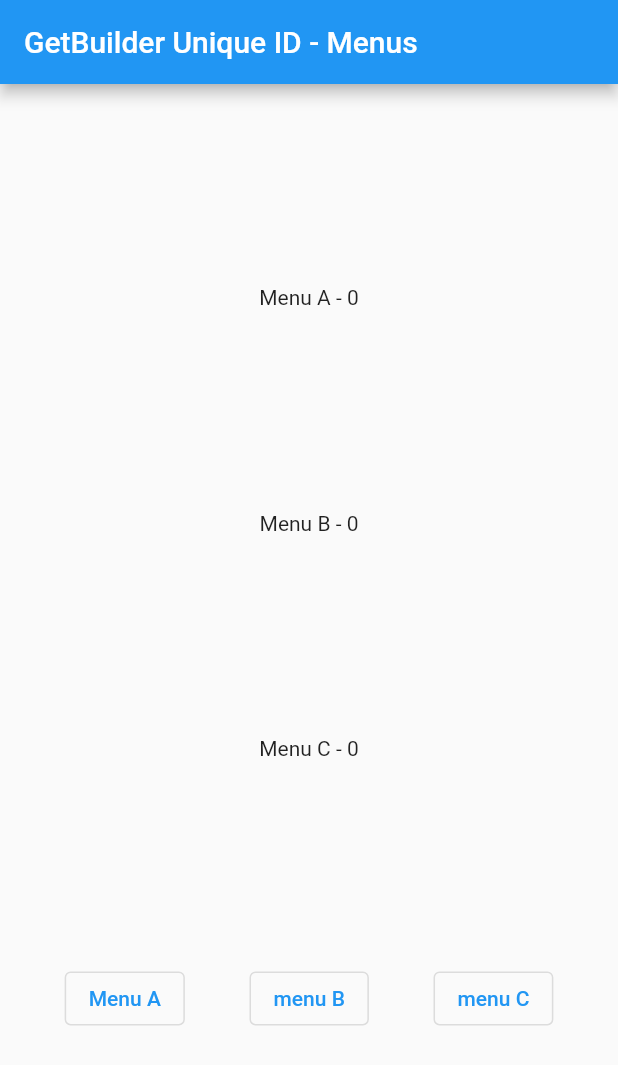
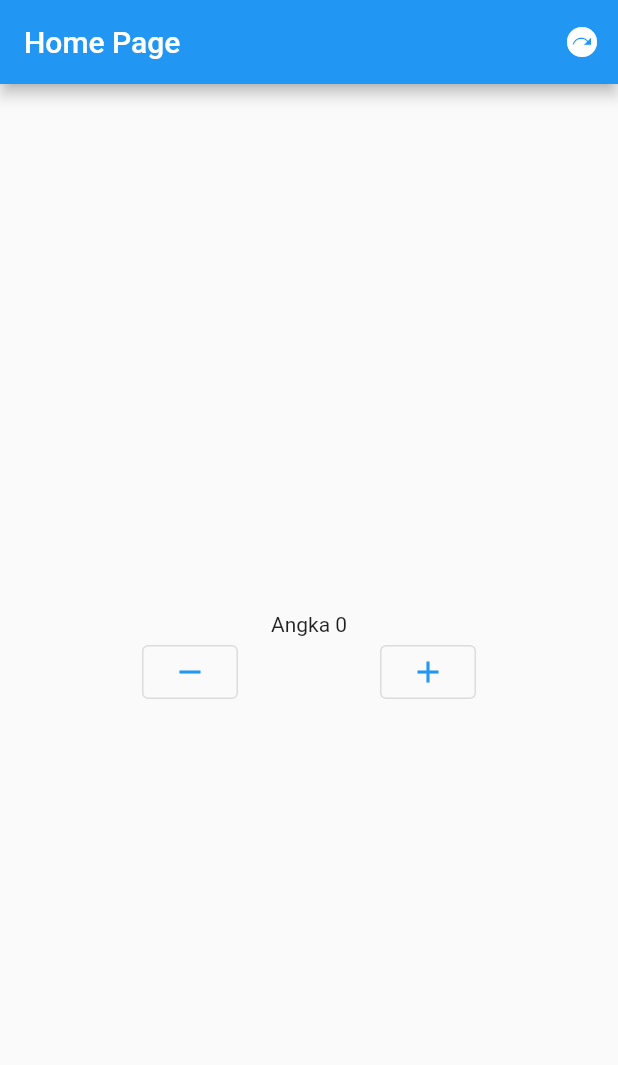
Before and after one commit to 0x1m4o/Flutter-GetX, a Flutter app: the screen it shows after launch, on a phone screen of 412 x 824 dp. Shown: the top 1065 px of the screen. Run offline on Flutter 3.47's test engine with Material 2 defaults, Android fonts, the phone set to English and light mode, and no system bars; our stand-ins replace get.

Commit message:
GetX Life Cycle

```diff
--- a/lib/controllers/count_controller.dart
+++ b/lib/controllers/count_controller.dart
@@ -1,15 +1,15 @@
 import 'package:get/get.dart';
 
-class CounterController extends GetxController {
-  Map<String, int> menu = {'menuA': 0, 'menuB': 0, 'menuC': 0};
+class CountController extends GetxController {
+  var count = 0;
 
-  void add({id}) {
-    menu.update('$id', (value) => value += 1);
-    update(['$id']);
+  void increment() {
+    count += 1;
+    update();
   }
 
-  void minus({id}) {
-    menu.update('$id', (value) => value -= 1);
-    update(['$id']);
+  void decrement() {
+    if (count != 0) count -= 1;
+    update();
   }
 }
--- /dev/null
+++ b/lib/controllers/text_controller.dart
@@ -0,0 +1,6 @@
+import 'package:flutter/material.dart';
+import 'package:get/state_manager.dart';
+
+class TextController extends GetxController {
+  final myController = TextEditingController();
+}
--- a/lib/main.dart
+++ b/lib/main.dart
@@ -1,74 +1,18 @@
 import 'package:flutter/material.dart';
+import './controllers/count_controller.dart';
 import 'package:get/get.dart';
-import './controllers/count_controller.dart';
+import './pages/homepage.dart';
 
 void main() {
   runApp(MyApp());
 }
 
 class MyApp extends StatelessWidget {
-  const MyApp({super.key});
-
+  final countController = Get.put(CountController());
   @override
   Widget build(BuildContext context) {
-    return MaterialApp(
-      home: MyHomePage(),
+    return GetMaterialApp(
+      home: MyHome(),
     );
   }
 }
-
-class MyHomePage extends StatelessWidget {
-  const MyHomePage({super.key});
-
-  @override
-  Widget build(BuildContext context) {
-    return Scaffold(
-      appBar: AppBar(
-        title: Text('GetBuilder Unique ID - Menus'),
-      ),
-      body: Center(
-        child: Column(
-          mainAxisAlignment: MainAxisAlignment.spaceEvenly,
-          children: [
-            GetBuilder(
-              id: 'menuA',
-              builder: (controller) =>
-                  Text('Menu A - ${controller.menu['menuA']}'),
-              init: CounterController(),
-            ),
-            GetBuilder(
-              id: 'menuB',
-              builder: (controller) =>
-                  Text('Menu B - ${controller.menu['menuB']}'),
-              init: CounterController(),
-            ),
-            GetBuilder(
-              id: 'menuC',
-              builder: (controller) =>
-                  Text('Menu C - ${controller.menu['menuC']}'),
-              init: CounterController(),
-            ),
-            Row(
-              mainAxisAlignment: MainAxisAlignment.spaceEvenly,
-              children: [
-                OutlinedButton(
-                    onPressed: () => Get.find<CounterController>().add(
-                          id: 'menuA',
-                        ),
-                    child: const Text('Menu A')),
-                OutlinedButton(
-                    onPressed: () =>
-                        Get.find<CounterController>().add(id: 'menuB'),
-                    child: const Text('menu B')),
-                OutlinedButton(
-                    onPressed: () =>
-                        Get.find<CounterController>().add(id: 'menuC'),
-                    child: const Text('menu C')),
-              ],
-            )
-          ],
-        ),
-      ),
-    );
-  }
-}
--- /dev/null
+++ b/lib/pages/homepage.dart
@@ -0,0 +1,41 @@
+import 'package:flutter/material.dart';
+import 'package:flutter_getx/controllers/count_controller.dart';
+import 'textpage.dart';
+import 'package:get/get.dart';
+
+class MyHome extends StatelessWidget {
+  final countController = Get.find<CountController>();
+  @override
+  Widget build(BuildContext context) {
+    return Scaffold(
+      appBar: AppBar(
+        title: Text('Home Page'),
+        actions: [
+          IconButton(
+              onPressed: () => Get.to(() => TextPage()),
+              icon: Icon(Icons.next_plan))
+        ],
+      ),
+      body: Center(
+        child: Column(mainAxisAlignment: MainAxisAlignment.center, children: [
+          GetBuilder<CountController>(
+            builder: (controller) => Text('Angka ${controller.count}'),
+          ),
+          Row(
+            mainAxisAlignment: MainAxisAlignment.spaceEvenly,
+            children: [
+              OutlinedButton(
+                onPressed: () => countController.decrement(),
+                child: Icon(Icons.remove),
+              ),
+              OutlinedButton(
+                onPressed: () => countController.increment(),
+                child: Icon(Icons.add),
+              ),
+            ],
+          ),
+        ]),
+      ),
+    );
+  }
+}
```
Also changed, not shown: lib/getx-kuldii/lesson-3/controllers/count_controller.dart (added, +15 -0 lines), lib/getx-kuldii/lesson-3/main.dart (added, +74 -0 lines), lib/pages/textpage.dart (added, +22 -0 lines).
